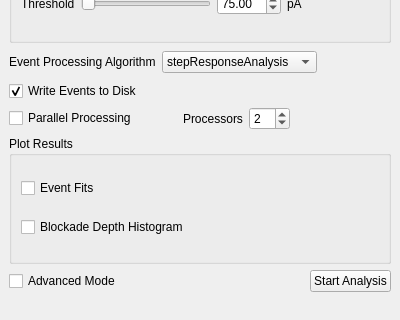
The window that qtgui/ui/SettingsWindow.ui (usnistgov/mosaic) describes before a commit, drawn with Qt 5; both pictures show x 0 to 400 and y 400 to 720 of the 400 by 720 pixel window.
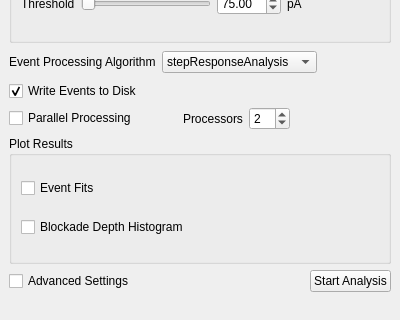
The same window after the commit.

What changed in the file:
```diff
--- a/qtgui/ui/SettingsWindow.ui
+++ b/qtgui/ui/SettingsWindow.ui
@@ -878,7 +878,7 @@
       <item>
        <widget class="QCheckBox" name="advancedModeCheckBox">
         <property name="text">
-         <string>Advanced Mode</string>
+         <string>Advanced Settings</string>
         </property>
        </widget>
       </item>
```
Left out of the diff: 12 changed lines with no effect on the pictures.
